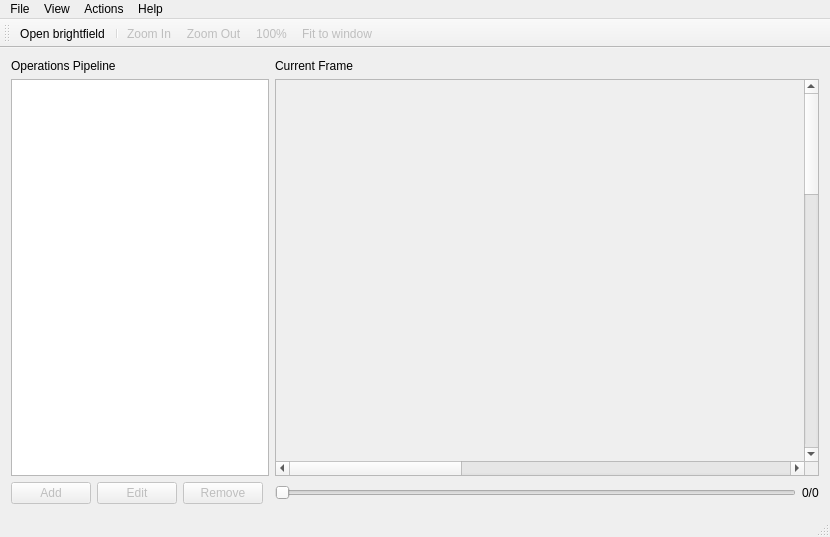
The window that views/mainwindow.ui (tmramalho/bigCellBrotherGUI) describes before a commit, drawn with Qt 5.
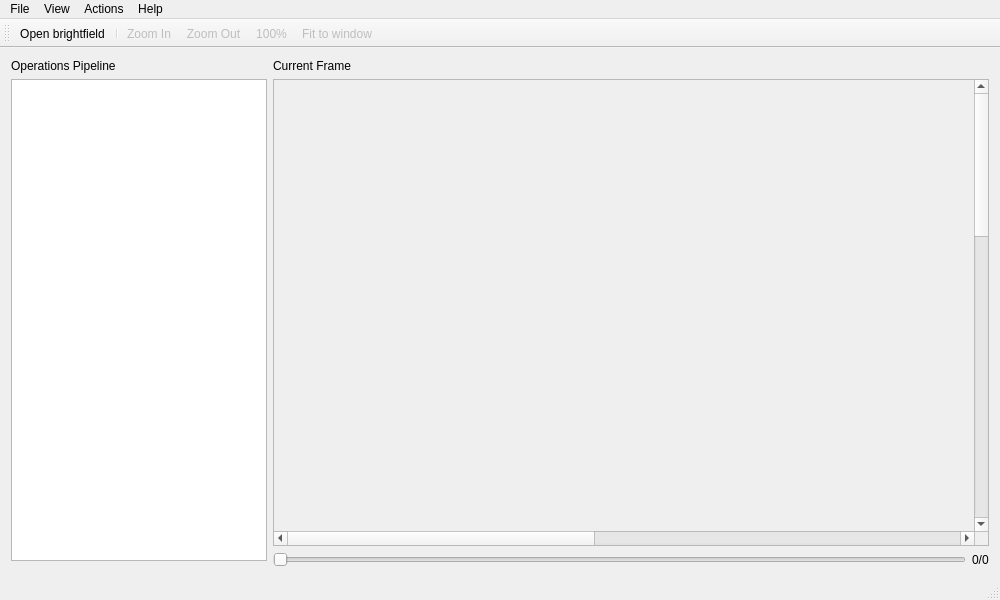
The same window after the commit.

The edit to the form file:
```diff
--- a/views/mainwindow.ui
+++ b/views/mainwindow.ui
@@ -6,8 +6,8 @@
    <rect>
     <x>0</x>
     <y>0</y>
-    <width>830</width>
-    <height>537</height>
+    <width>1000</width>
+    <height>600</height>
    </rect>
   </property>
   <property name="windowTitle">
@@ -26,66 +26,14 @@
    <layout class="QGridLayout" name="gridLayout_2">
     <item row="0" column="0">
      <layout class="QGridLayout" name="gridLayout">
-      <item row="2" column="2">
-       <layout class="QHBoxLayout" name="horizontalLayout_3">
-        <item>
-         <widget class="QSlider" name="framePicker">
-          <property name="enabled">
-           <bool>false</bool>
-          </property>
-          <property name="orientation">
-           <enum>Qt::Horizontal</enum>
-          </property>
-          <property name="tickPosition">
-           <enum>QSlider::NoTicks</enum>
-          </property>
-         </widget>
-        </item>
-        <item>
-         <widget class="QLabel" name="frameNumber">
-          <property name="text">
-           <string>0/0</string>
-          </property>
-         </widget>
-        </item>
-       </layout>
-      </item>
-      <item row="2" column="0">
-       <layout class="QHBoxLayout" name="horizontalLayout">
-        <item>
-         <widget class="QPushButton" name="pushButton">
-          <property name="enabled">
-           <bool>false</bool>
-          </property>
-          <property name="text">
-           <string>Add</string>
-          </property>
-         </widget>
-        </item>
-        <item>
-         <widget class="QPushButton" name="editOpSettings">
-          <property name="enabled">
-           <bool>false</bool>
-          </property>
-          <property name="text">
-           <string>Edit</string>
-          </property>
-         </widget>
-        </item>
-        <item>
-         <widget class="QPushButton" name="pushButton_2">
-          <property name="enabled">
-           <bool>false</bool>
-          </property>
-          <property name="text">
-           <string>Remove</string>
-          </property>
-         </widget>
-        </item>
-       </layout>
-      </item>
       <item row="1" column="2">
        <widget class="QScrollArea" name="scrollArea">
+        <property name="sizePolicy">
+         <sizepolicy hsizetype="MinimumExpanding" vsizetype="MinimumExpanding">
+          <horstretch>0</horstretch>
+          <verstretch>0</verstretch>
+         </sizepolicy>
+        </property>
         <property name="verticalScrollBarPolicy">
          <enum>Qt::ScrollBarAsNeeded</enum>
         </property>
@@ -121,23 +69,6 @@
         </widget>
        </widget>
       </item>
-      <item row="1" column="0" colspan="2">
-       <widget class="QListWidget" name="listWidget">
-        <property name="sizePolicy">
-         <sizepolicy hsizetype="Minimum" vsizetype="Preferred">
-          <horstretch>0</horstretch>
-          <verstretch>0</verstretch>
-         </sizepolicy>
-        </property>
-       </widget>
-      </item>
-      <item row="0" column="0">
-       <widget class="QLabel" name="operationsTitle">
-        <property name="text">
-         <string>Operations Pipeline</string>
-        </property>
-       </widget>
-      </item>
       <item row="0" column="2">
        <widget class="QLabel" name="videoTitle">
         <property name="text">
@@ -145,6 +76,84 @@
         </property>
        </widget>
       </item>
+      <item row="2" column="2">
+       <layout class="QHBoxLayout" name="horizontalLayout_3">
+        <item>
+         <widget class="QSlider" name="framePicker">
+          <property name="enabled">
+           <bool>false</bool>
+          </property>
+          <property name="orientation">
+           <enum>Qt::Horizontal</enum>
+          </property>
+          <property name="tickPosition">
+           <enum>QSlider::NoTicks</enum>
+          </property>
+         </widget>
+        </item>
+        <item>
+         <widget class="QLabel" name="frameNumber">
+          <property name="text">
+           <string>0/0</string>
+          </property>
+         </widget>
+        </item>
+       </layout>
+      </item>
+      <item row="0" column="0" colspan="2">
+       <widget class="QLabel" name="operationsTitle">
+        <property name="sizePolicy">
+         <sizepolicy hsizetype="Fixed" vsizetype="Fixed">
+          <horstretch>0</horstretch>
+          <verstretch>0</verstretch>
+         </sizepolicy>
+        </property>
+        <property name="text">
+         <string>Operations Pipeline</string>
+        </property>
+       </widget>
+      </item>
+      <item row="1" column="0" rowspan="2" colspan="2">
+       <layout class="QVBoxLayout" name="verticalLayout">
+        <property name="sizeConstraint">
+         <enum>QLayout::SetDefaultConstraint</enum>
+        </property>
+        <item>
+         <widget class="QListWidget" name="listWidget">
+          <property name="sizePolicy">
+           <sizepolicy hsizetype="Expanding" vsizetype="Minimum">
+            <horstretch>0</horstretch>
+            <verstretch>0</verstretch>
+           </sizepolicy>
+          </property>
+         </widget>
+        </item>
+        <item>
+         <widget class="QStackedWidget" name="stackedWidget">
+          <property name="sizePolicy">
+           <sizepolicy hsizetype="Fixed" vsizetype="Fixed">
+            <horstretch>0</horstretch>
+            <verstretch>0</verstretch>
+           </sizepolicy>
+          </property>
+          <property name="maximumSize">
+           <size>
+            <width>350</width>
+            <height>16777215</height>
+           </size>
+          </property>
+          <widget class="QWidget" name="blank">
+           <property name="sizePolicy">
+            <sizepolicy hsizetype="Fixed" vsizetype="Fixed">
+             <horstretch>0</horstretch>
+             <verstretch>0</verstretch>
+            </sizepolicy>
+           </property>
+          </widget>
+         </widget>
+        </item>
+       </layout>
+      </item>
      </layout>
     </item>
    </layout>
@@ -154,7 +163,7 @@
     <rect>
      <x>0</x>
      <y>0</y>
-     <width>830</width>
+     <width>1000</width>
      <height>25</height>
     </rect>
    </property>
```
